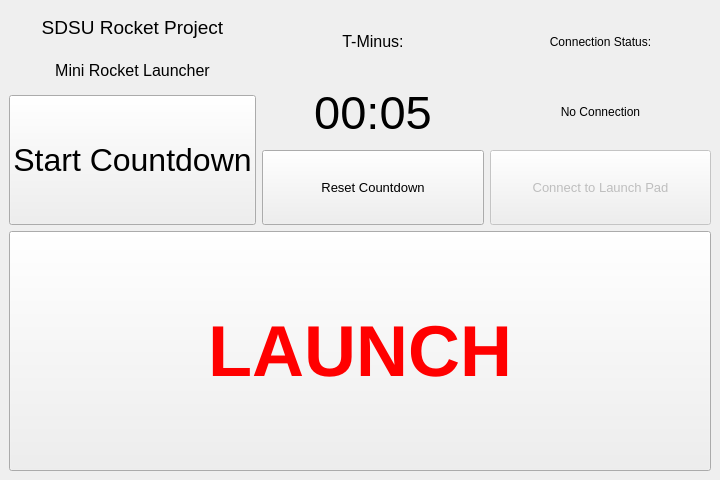
Before: the Qt Designer form miniRocketv3.ui in Kheirlb/MiniRocket, drawn with Qt 5.
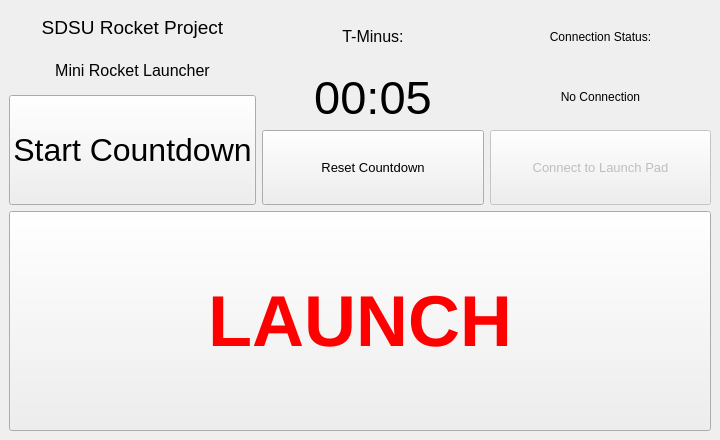
After: the same form once the commit is applied.

The edit to the form file:
```diff
--- a/miniRocketv3.ui
+++ b/miniRocketv3.ui
@@ -7,7 +7,7 @@
     <x>0</x>
     <y>0</y>
     <width>720</width>
-    <height>480</height>
+    <height>440</height>
    </rect>
   </property>
   <property name="windowTitle">
@@ -61,7 +61,7 @@
             <property name="minimumSize">
              <size>
               <width>0</width>
-              <height>130</height>
+              <height>110</height>
              </size>
             </property>
             <property name="font">
@@ -180,7 +180,7 @@
         <property name="minimumSize">
          <size>
           <width>0</width>
-          <height>240</height>
+          <height>220</height>
          </size>
         </property>
         <property name="font">
```
